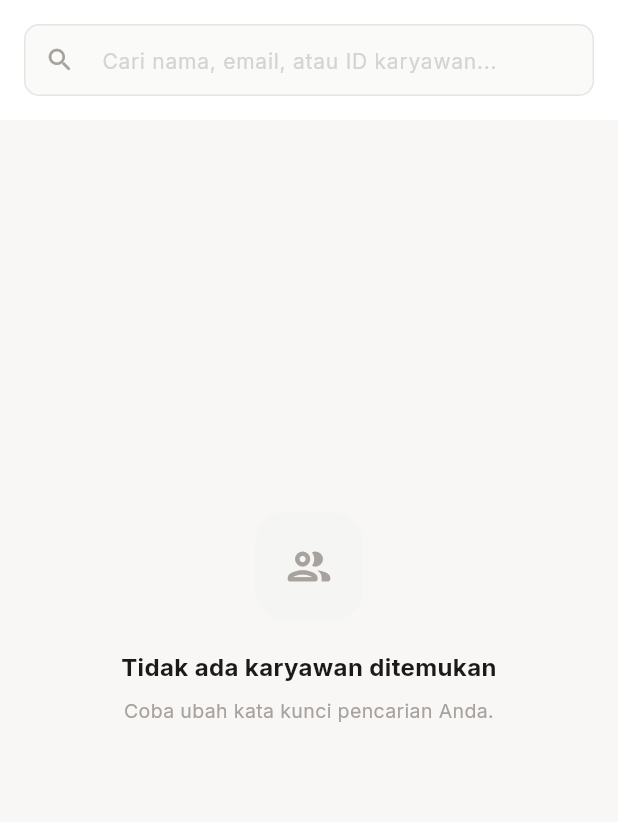
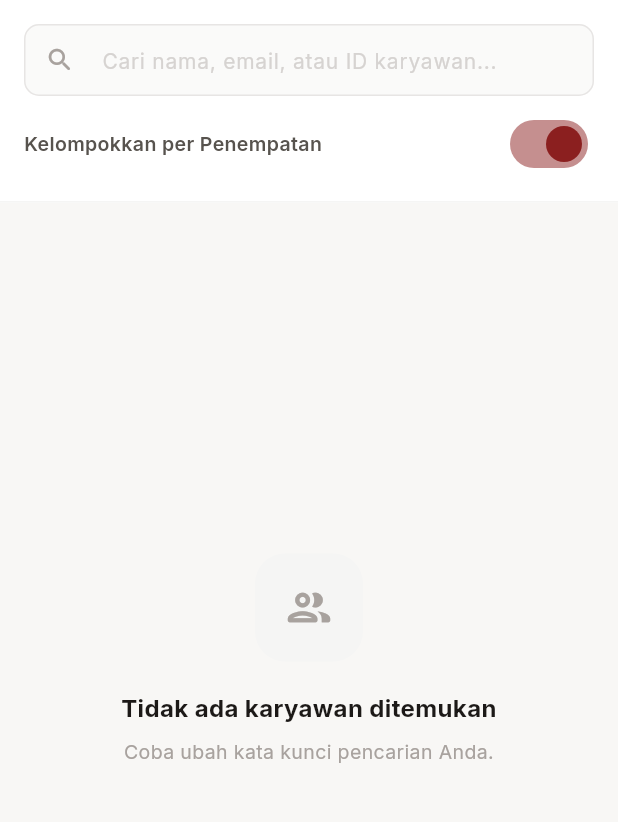
Before and after one commit to lutfllhm/everiware, a Flutter app: the EmployeeDirectoryScreen screen opened by its route, on a phone screen of 412 x 824 dp, the part 120-942 px from its top. Run offline on Flutter 3.47's test engine with Material 3 defaults, Android fonts, the phone set to English and light mode, and no system bars; our stand-ins replace camera, connectivity_plus, dio, fl_chart, flutter_local_notifications, flutter_svg and 7 more; missing offline and left inert: flutter_litert, full_svg_flutter, google_mlkit_face_detection; accounts and stored records are empty; network calls fail.

Commit message:
Implement grouping by placement, dynamic location chips filter, and location badges in EmployeeDirectoryScreen

```diff
--- a/iwareabsenku/lib/screens/admin/employee_directory_screen.dart
+++ b/iwareabsenku/lib/screens/admin/employee_directory_screen.dart
@@ -18,6 +18,8 @@ class _EmployeeDirectoryScreenState extends State<EmployeeDirectoryScreen> {
   String _searchQuery = '';
   final _searchCtrl = TextEditingController();
   Timer? _debounce;
+  bool _groupByLocation = true;
+  String _selectedLocationFilter = 'Semua';
 
   @override
   void initState() {
@@ -64,72 +66,12 @@ class _EmployeeDirectoryScreenState extends State<EmployeeDirectoryScreen> {
     ));
   }
 
-  @override
-  Widget build(BuildContext context) {
-    return Scaffold(
-      backgroundColor: AppColors.surface,
-      body: Column(
-        children: [
-          const ProfileHeader(
-            title: 'Daftar Karyawan',
-            showBackButton: true,
-          ),
-          // Search Bar
-          Container(
-            color: Colors.white,
-            padding: const EdgeInsets.all(16),
-            child: TextField(
-              controller: _searchCtrl,
-              onChanged: _onSearchChanged,
-              decoration: InputDecoration(
-                hintText: 'Cari nama, email, atau ID karyawan...',
-                prefixIcon: const Icon(Icons.search_rounded, size: 20),
-                suffixIcon: _searchCtrl.text.isNotEmpty
-                    ? IconButton(
-                        onPressed: () {
-                          _searchCtrl.clear();
-                          _onSearchChanged('');
-                        },
-                        icon: const Icon(Icons.close_rounded, size: 18),
-                      )
-                    : null,
-                filled: true,
-                fillColor: AppColors.grey50,
-                contentPadding: const EdgeInsets.symmetric(horizontal: 14, vertical: 10),
-                enabledBorder: OutlineInputBorder(
-                  borderRadius: BorderRadius.circular(10),
-                  borderSide: const BorderSide(color: AppColors.border),
-                ),
-                focusedBorder: OutlineInputBorder(
-                  borderRadius: BorderRadius.circular(10),
-                  borderSide: const BorderSide(color: Color(0xFF8B1F1F), width: 1.5),
-                ),
-              ),
-            ),
-          ),
-          // Employee List
-          Expanded(
-            child: _loading
-                ? const Center(child: CircularProgressIndicator(color: Color(0xFF8B1F1F)))
-                : RefreshIndicator(
-                    onRefresh: _load,
-                    color: const Color(0xFF8B1F1F),
-                    child: _employees.isEmpty
-                        ? const EmptyState(
-                            icon: Icons.people_outline_rounded,
-                            title: 'Tidak ada karyawan ditemukan',
-                            subtitle: 'Coba ubah kata kunci pencarian Anda.',
-                          )
-                        : ListView.separated(
-                            padding: const EdgeInsets.fromLTRB(16, 16, 16, 32),
-                            itemCount: _employees.length,
-                            separatorBuilder: (_, __) => const SizedBox(height: 12),
-                            itemBuilder: (_, i) {
-                              final emp = _employees[i];
+  Widget _buildEmployeeCard(Map<String, dynamic> emp) {
     final phone = emp['phone'] as String? ?? '-';
     final email = emp['email'] as String? ?? '-';
     final isActive = emp['is_active'] == true || emp['is_active'] == 1;
     final faceRegistered = emp['face_registered'] == true || emp['face_registered'] == 1;
+    final locationName = emp['location_name'] as String? ?? 'Tanpa Penempatan';
 
     String roleLabel = 'Karyawan';
     Color roleColor = AppColors.primary;
@@ -171,9 +113,9 @@ class _EmployeeDirectoryScreenState extends State<EmployeeDirectoryScreen> {
                     ),
                     const SizedBox(height: 2),
                     Text(
-                                                [emp['department'], emp['position'], emp['employee_id']]
+                      ['📍 $locationName', emp['department'], emp['position']]
                           .where((v) => v != null && v.toString().isNotEmpty)
-                                                    .join('  -  '),
+                          .join('  •  '),
                       style: const TextStyle(fontSize: 11, color: AppColors.textMuted),
                     ),
                   ],
@@ -294,8 +236,248 @@ class _EmployeeDirectoryScreenState extends State<EmployeeDirectoryScreen> {
         ],
       ),
     );
+  }
+
+  @override
+  Widget build(BuildContext context) {
+    // Build unique placements list
+    final locations = ['Semua'];
+    for (final emp in _employees) {
+      final loc = emp['location_name'] as String? ?? 'Tanpa Penempatan';
+      if (!locations.contains(loc)) {
+        locations.add(loc);
+      }
+    }
+
+    // Fallback if filter is not found in loaded data anymore
+    if (!locations.contains(_selectedLocationFilter)) {
+      _selectedLocationFilter = 'Semua';
+    }
+
+    // Filter list by selected placement
+    final filtered = _employees.where((emp) {
+      if (_selectedLocationFilter == 'Semua') return true;
+      final loc = emp['location_name'] as String? ?? 'Tanpa Penempatan';
+      return loc == _selectedLocationFilter;
+    }).toList();
+
+    // Grouping list if switch is active
+    final Map<String, List<Map<String, dynamic>>> grouped = {};
+    if (_groupByLocation) {
+      for (final emp in filtered) {
+        final loc = emp['location_name'] as String? ?? 'Tanpa Penempatan';
+        grouped.putIfAbsent(loc, () => []).add(emp);
+      }
+    }
+
+    final sortedKeys = grouped.keys.toList()
+      ..sort((a, b) {
+        if (a == 'Tanpa Penempatan') return 1;
+        if (b == 'Tanpa Penempatan') return -1;
+        return a.compareTo(b);
+      });
+
+    return Scaffold(
+      backgroundColor: AppColors.surface,
+      body: Column(
+        children: [
+          const ProfileHeader(
+            title: 'Daftar Karyawan',
+            showBackButton: true,
+          ),
+          // Search Bar
+          Container(
+            color: Colors.white,
+            padding: const EdgeInsets.fromLTRB(16, 16, 16, 8),
+            child: TextField(
+              controller: _searchCtrl,
+              onChanged: _onSearchChanged,
+              decoration: InputDecoration(
+                hintText: 'Cari nama, email, atau ID karyawan...',
+                prefixIcon: const Icon(Icons.search_rounded, size: 20),
+                suffixIcon: _searchCtrl.text.isNotEmpty
+                    ? IconButton(
+                        onPressed: () {
+                          _searchCtrl.clear();
+                          _onSearchChanged('');
+                        },
+                        icon: const Icon(Icons.close_rounded, size: 18),
+                      )
+                    : null,
+                filled: true,
+                fillColor: AppColors.grey50,
+                contentPadding: const EdgeInsets.symmetric(horizontal: 14, vertical: 10),
+                enabledBorder: OutlineInputBorder(
+                  borderRadius: BorderRadius.circular(10),
+                  borderSide: const BorderSide(color: AppColors.border),
+                ),
+                focusedBorder: OutlineInputBorder(
+                  borderRadius: BorderRadius.circular(10),
+                  borderSide: const BorderSide(color: Color(0xFF8B1F1F), width: 1.5),
+                ),
+              ),
+            ),
+          ),
+          // Grouping Toggle & Location Filter Chips Panel
+          Container(
+            color: Colors.white,
+            child: Column(
+              crossAxisAlignment: CrossAxisAlignment.start,
+              children: [
+                Padding(
+                  padding: const EdgeInsets.symmetric(horizontal: 16),
+                  child: Row(
+                    mainAxisAlignment: MainAxisAlignment.spaceBetween,
+                    children: [
+                      const Text(
+                        'Kelompokkan per Penempatan',
+                        style: TextStyle(
+                          fontSize: 13,
+                          fontWeight: FontWeight.w600,
+                          color: AppColors.textSecondary,
+                        ),
+                      ),
+                      Switch.adaptive(
+                        value: _groupByLocation,
+                        activeColor: const Color(0xFF8B1F1F),
+                        onChanged: (val) {
+                          setState(() {
+                            _groupByLocation = val;
+                          });
                         },
                       ),
+                    ],
+                  ),
+                ),
+                const SizedBox(height: 2),
+                if (_employees.isNotEmpty)
+                  SizedBox(
+                    height: 38,
+                    child: ListView.builder(
+                      scrollDirection: Axis.horizontal,
+                      padding: const EdgeInsets.symmetric(horizontal: 16),
+                      itemCount: locations.length,
+                      itemBuilder: (context, idx) {
+                        final loc = locations[idx];
+                        final isSelected = _selectedLocationFilter == loc;
+                        return Padding(
+                          padding: const EdgeInsets.only(right: 8),
+                          child: ChoiceChip(
+                            label: Text(
+                              loc,
+                              style: TextStyle(
+                                fontSize: 12,
+                                fontWeight: isSelected ? FontWeight.bold : FontWeight.normal,
+                                color: isSelected ? Colors.white : AppColors.textSecondary,
+                              ),
+                            ),
+                            selected: isSelected,
+                            selectedColor: const Color(0xFF8B1F1F),
+                            backgroundColor: AppColors.grey50,
+                            checkmarkColor: Colors.white,
+                            shape: RoundedRectangleBorder(
+                              borderRadius: BorderRadius.circular(20),
+                              side: BorderSide(
+                                color: isSelected ? Colors.transparent : AppColors.border,
+                              ),
+                            ),
+                            onSelected: (selected) {
+                              if (selected) {
+                                setState(() {
+                                  _selectedLocationFilter = loc;
+                                });
+                              }
+                            },
+                          ),
+                        );
+                      },
+                    ),
+                  ),
+                const SizedBox(height: 12),
+                const Divider(height: 1),
+              ],
+            ),
+          ),
+          // Employee List
+          Expanded(
+            child: _loading
+                ? const Center(child: CircularProgressIndicator(color: Color(0xFF8B1F1F)))
+                : RefreshIndicator(
+                    onRefresh: _load,
+                    color: const Color(0xFF8B1F1F),
+                    child: _employees.isEmpty
+                        ? const EmptyState(
+                            icon: Icons.people_outline_rounded,
+                            title: 'Tidak ada karyawan ditemukan',
+                            subtitle: 'Coba ubah kata kunci pencarian Anda.',
+                          )
+                        : (filtered.isEmpty
+                            ? const EmptyState(
+                                icon: Icons.location_off_rounded,
+                                title: 'Tidak ada karyawan di penempatan ini',
+                                subtitle: 'Coba pilih penempatan lain atau reset filter.',
+                              )
+                            : (_groupByLocation
+                                ? ListView.builder(
+                                    padding: const EdgeInsets.fromLTRB(16, 8, 16, 32),
+                                    itemCount: sortedKeys.length,
+                                    itemBuilder: (context, sectionIndex) {
+                                      final locName = sortedKeys[sectionIndex];
+                                      final emps = grouped[locName]!;
+                                      return Column(
+                                        crossAxisAlignment: CrossAxisAlignment.start,
+                                        children: [
+                                          Padding(
+                                            padding: const EdgeInsets.only(top: 16, bottom: 8, left: 4),
+                                            child: Row(
+                                              children: [
+                                                const Icon(
+                                                  Icons.location_on_rounded,
+                                                  size: 15,
+                                                  color: Color(0xFF8B1F1F),
+                                                ),
+                                                const SizedBox(width: 6),
+                                                Text(
+                                                  locName,
+                                                  style: const TextStyle(
+                                                    fontWeight: FontWeight.bold,
+                                                    fontSize: 13,
+                                                    color: AppColors.textPrimary,
+                                                  ),
+                                                ),
+                                                const SizedBox(width: 8),
+                                                Container(
+                                                  padding: const EdgeInsets.symmetric(horizontal: 6, vertical: 2),
+                                                  decoration: BoxDecoration(
+                                                    color: const Color(0xFF8B1F1F).withValues(alpha: 0.1),
+                                                    borderRadius: BorderRadius.circular(10),
+                                                  ),
+                                                  child: Text(
+                                                    '${emps.length}',
+                                                    style: const TextStyle(
+                                                      fontSize: 10,
+                                                      fontWeight: FontWeight.bold,
+                                                      color: Color(0xFF8B1F1F),
+                                                    ),
+                                                  ),
+                                                ),
+                                              ],
+                                            ),
+                                          ),
+                                          ...emps.map((emp) => Padding(
+                                                padding: const EdgeInsets.only(bottom: 12),
+                                                child: _buildEmployeeCard(emp),
+                                              )),
+                                        ],
+                                      );
+                                    },
+                                  )
+                                : ListView.separated(
+                                    padding: const EdgeInsets.fromLTRB(16, 16, 16, 32),
+                                    itemCount: filtered.length,
+                                    separatorBuilder: (_, __) => const SizedBox(height: 12),
+                                    itemBuilder: (_, i) => _buildEmployeeCard(filtered[i]),
+                                  ))),
                   ),
           ),
         ],
```
Lines whose indentation alone changed are shown as unchanged.
